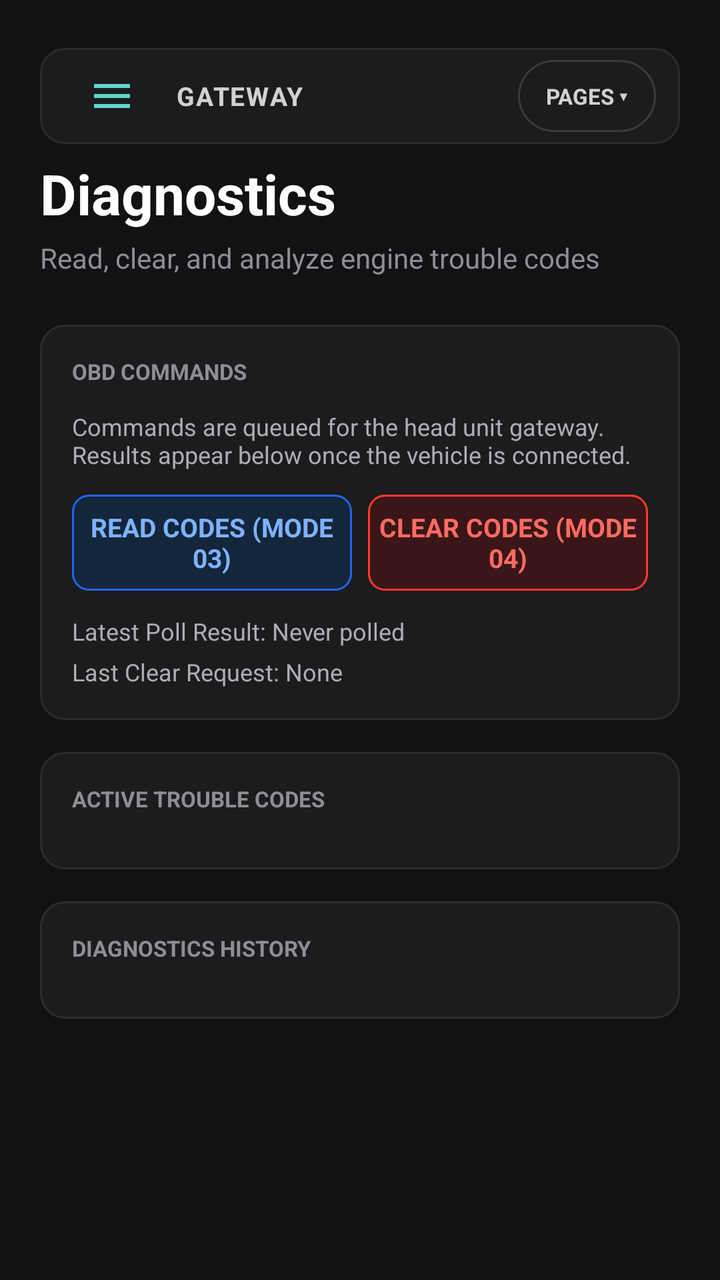
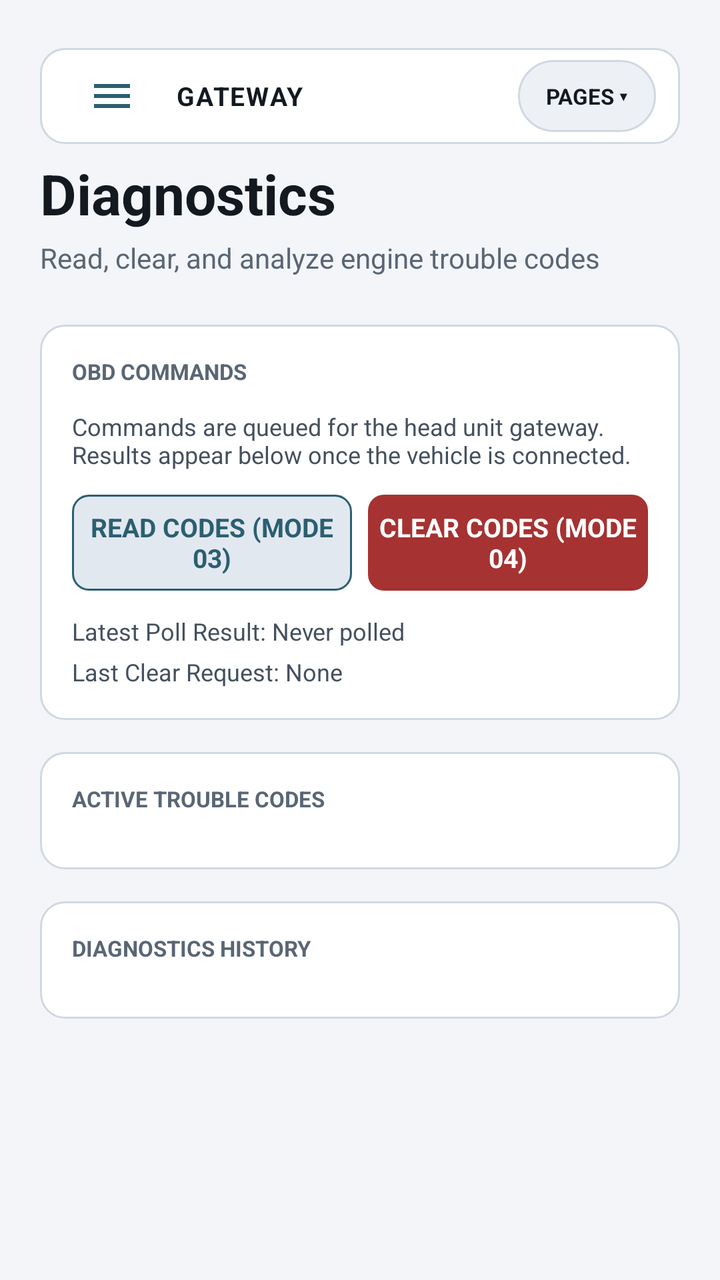

Two renders of the same Android screen: before a commit and after it. Below are the layout's source before the change and the commit's diff.
<!-- AndroidManifest.xml: application theme Theme.OBDGateway -->
<!-- res/layout/activity_diagnostics.xml -->
<?xml version="1.0" encoding="utf-8"?>
<ScrollView xmlns:android="http://schemas.android.com/apk/res/android"
    android:layout_width="match_parent"
    android:layout_height="match_parent"
    android:fillViewport="true">

    <LinearLayout
        android:layout_width="match_parent"
        android:layout_height="wrap_content"
        android:orientation="vertical"
        android:padding="20dp">

        <include layout="@layout/view_nav_bar" />

        <TextView
            android:layout_width="wrap_content"
            android:layout_height="wrap_content"
            android:text="Diagnostics"
            android:textColor="@color/text_primary"
            android:textSize="28sp"
            android:textStyle="bold"
            android:layout_marginBottom="4dp" />

        <TextView
            android:layout_width="wrap_content"
            android:layout_height="wrap_content"
            android:text="Read, clear, and analyze engine trouble codes"
            android:textColor="@color/text_muted"
            android:textSize="14sp"
            android:layout_marginBottom="24dp" />

        
        <LinearLayout
            android:layout_width="match_parent"
            android:layout_height="wrap_content"
            android:orientation="vertical"
            android:background="@drawable/card_bg"
            android:padding="16dp"
            android:layout_marginBottom="16dp">

            <TextView
                android:layout_width="wrap_content"
                android:layout_height="wrap_content"
                android:text="OBD COMMANDS"
                android:textColor="@color/text_muted"
                android:textSize="11sp"
                android:textStyle="bold"
                android:layout_marginBottom="12dp" />

            <TextView
                android:layout_width="wrap_content"
                android:layout_height="wrap_content"
                android:text="Commands are queued for the head unit gateway. Results appear below once the vehicle is connected."
                android:textColor="@color/text_secondary"
                android:textSize="12sp"
                android:layout_marginBottom="12dp" />

            <LinearLayout
                android:layout_width="match_parent"
                android:layout_height="wrap_content"
                android:orientation="horizontal">

                <TextView
                    android:id="@+id/btnReadDtc"
                    android:layout_width="0dp"
                    android:layout_height="48dp"
                    android:layout_weight="1"
                    android:layout_marginEnd="8dp"
                    android:gravity="center"
                    android:text="READ CODES (MODE 03)"
                    android:textColor="#7EB3FF"
                    android:textSize="13sp"
                    android:textStyle="bold"
                    android:background="@drawable/btn_diag_read_bg"
                    android:clickable="true"
                    android:focusable="true" />

                <TextView
                    android:id="@+id/btnClearDtc"
                    android:layout_width="0dp"
                    android:layout_height="48dp"
                    android:layout_weight="1"
                    android:gravity="center"
                    android:text="CLEAR CODES (MODE 04)"
                    android:textColor="#FF6B62"
                    android:textSize="13sp"
                    android:textStyle="bold"
                    android:background="@drawable/btn_diag_clear_bg"
                    android:clickable="true"
                    android:focusable="true" />
            </LinearLayout>

            <TextView
                android:id="@+id/tvLatestPoll"
                android:layout_width="match_parent"
                android:layout_height="wrap_content"
                android:text="Latest Poll Result: Never polled"
                android:textColor="@color/text_secondary"
                android:textSize="12sp"
                android:layout_marginTop="12dp" />

            <TextView
                android:id="@+id/tvLastClear"
                android:layout_width="match_parent"
                android:layout_height="wrap_content"
                android:text="Last Clear Request: None"
                android:textColor="@color/text_secondary"
                android:textSize="12sp"
                android:layout_marginTop="4dp" />
        </LinearLayout>

        
        <LinearLayout
            android:layout_width="match_parent"
            android:layout_height="wrap_content"
            android:orientation="vertical"
            android:background="@drawable/card_bg"
            android:padding="16dp"
            android:layout_marginBottom="16dp">

            <TextView
                android:layout_width="wrap_content"
                android:layout_height="wrap_content"
                android:text="ACTIVE TROUBLE CODES"
                android:textColor="@color/text_muted"
                android:textSize="11sp"
                android:textStyle="bold"
                android:layout_marginBottom="12dp" />

            <LinearLayout
                android:id="@+id/dtcListContainer"
                android:layout_width="match_parent"
                android:layout_height="wrap_content"
                android:orientation="vertical" />
        </LinearLayout>

        
        <LinearLayout
            android:layout_width="match_parent"
            android:layout_height="wrap_content"
            android:orientation="vertical"
            android:background="@drawable/card_bg"
            android:padding="16dp">

            <TextView
                android:layout_width="wrap_content"
                android:layout_height="wrap_content"
                android:text="DIAGNOSTICS HISTORY"
                android:textColor="@color/text_muted"
                android:textSize="11sp"
                android:textStyle="bold"
                android:layout_marginBottom="12dp" />

            <LinearLayout
                android:id="@+id/historyContainer"
                android:layout_width="match_parent"
                android:layout_height="wrap_content"
                android:orientation="vertical" />
        </LinearLayout>
    </LinearLayout>
</ScrollView>
<!-- res/layout/view_nav_bar.xml (included above) -->
<?xml version="1.0" encoding="utf-8"?>
<LinearLayout xmlns:android="http://schemas.android.com/apk/res/android"
    xmlns:tools="http://schemas.android.com/tools"
    android:layout_width="match_parent"
    android:layout_height="wrap_content"
    android:orientation="vertical"
    android:layout_marginTop="4dp"
    android:layout_marginBottom="6dp">

    
    <LinearLayout
        android:id="@+id/navHeaderBar"
        android:layout_width="match_parent"
        android:layout_height="48dp"
        android:orientation="horizontal"
        android:gravity="center_vertical"
        android:background="@drawable/card_bg"
        android:paddingHorizontal="12dp">

        <ImageButton
            android:id="@+id/btnNavMenu"
            android:layout_width="48dp"
            android:layout_height="48dp"
            android:background="?attr/selectableItemBackgroundBorderless"
            android:src="@drawable/ic_menu"
            android:tint="@color/accent_cyan"
            android:contentDescription="@string/cd_nav_menu" />

        <TextView
            android:id="@+id/tvNavCurrentTitle"
            android:layout_width="0dp"
            android:layout_height="wrap_content"
            android:layout_weight="1"
            android:layout_marginStart="8dp"
            android:text="GATEWAY"
            android:textColor="#CCFFFFFF"
            android:textSize="13sp"
            android:textStyle="bold"
            android:letterSpacing="0.05" />

        <TextView
            android:id="@+id/btnToggleNavPills"
            android:layout_width="wrap_content"
            android:layout_height="36dp"
            android:minWidth="56dp"
            android:paddingHorizontal="14dp"
            android:gravity="center"
            android:background="@drawable/nav_pill_inactive"
            android:text="PAGES ▾"
            android:textColor="#CCFFFFFF"
            android:textSize="11sp"
            android:textStyle="bold"
            android:clickable="true"
            android:focusable="true" />
    </LinearLayout>

    
    <HorizontalScrollView
        android:id="@+id/navPillsScroll"
        android:layout_width="match_parent"
        android:layout_height="wrap_content"
        android:scrollbars="none"
        android:visibility="gone"
        android:layout_marginTop="6dp"
        tools:ignore="UseCompoundDrawables">

        <LinearLayout
            android:id="@+id/navPillsContainer"
            android:layout_width="wrap_content"
            android:layout_height="wrap_content"
            android:orientation="horizontal">

            <TextView
                android:id="@+id/navGateway"
                android:layout_width="wrap_content"
                android:layout_height="44dp"
                android:minWidth="56dp"
                android:gravity="center"
                android:paddingHorizontal="12dp"
                android:layout_marginEnd="6dp"
                android:text="GATEWAY"
                android:textSize="11.5sp"
                android:textStyle="bold"
                android:letterSpacing="0.03"
                android:textColor="#CCFFFFFF"
                android:background="@drawable/nav_pill_inactive"
                android:clickable="true"
                android:focusable="true" />

            <TextView
                android:id="@+id/navDiagnostics"
                android:layout_width="wrap_content"
                android:layout_height="44dp"
                android:minWidth="56dp"
                android:gravity="center"
                android:paddingHorizontal="12dp"
                android:layout_marginEnd="6dp"
                android:text="DIAG"
                android:textSize="11.5sp"
                android:textStyle="bold"
                android:letterSpacing="0.03"
                android:textColor="#CCFFFFFF"
                android:background="@drawable/nav_pill_inactive"
                android:clickable="true"
                android:focusable="true" />

            <TextView
                android:id="@+id/navTrips"
                android:layout_width="wrap_content"
                android:layout_height="44dp"
                android:minWidth="56dp"
                android:gravity="center"
                android:paddingHorizontal="12dp"
                android:layout_marginEnd="6dp"
                android:text="TRIPS"
                android:textSize="11.5sp"
                android:textStyle="bold"
                android:letterSpacing="0.03"
                android:textColor="#CCFFFFFF"
                android:background="@drawable/nav_pill_inactive"
                android:clickable="true"
                android:focusable="true" />

            <TextView
                android:id="@+id/navFuel"
                android:layout_width="wrap_content"
                android:layout_height="44dp"
                android:minWidth="56dp"
                android:gravity="center"
                android:paddingHorizontal="12dp"
                android:layout_marginEnd="6dp"
                android:text="FUEL"
                android:textSize="11.5sp"
                android:textStyle="bold"
                android:letterSpacing="0.03"
                android:textColor="#CCFFFFFF"
                android:background="@drawable/nav_pill_inactive"
                android:clickable="true"
                android:focusable="true" />

            <TextView
                android:id="@+id/navPerf"
                android:layout_width="wrap_content"
                android:layout_height="44dp"
                android:minWidth="56dp"
                android:gravity="center"
                android:paddingHorizontal="12dp"
                android:layout_marginEnd="6dp"
                android:text="PERF"
                android:textSize="11.5sp"
                android:textStyle="bold"
                android:letterSpacing="0.03"
                android:textColor="#CCFFFFFF"
                android:background="@drawable/nav_pill_inactive"
                android:clickable="true"
                android:focusable="true" />

            <TextView
                android:id="@+id/navMaint"
                android:layout_width="wrap_content"
                android:layout_height="44dp"
                android:minWidth="56dp"
                android:gravity="center"
                android:paddingHorizontal="12dp"
                android:text="MAINT"
                android:textSize="11.5sp"
                android:textStyle="bold"
                android:letterSpacing="0.03"
                android:textColor="#CCFFFFFF"
                android:background="@drawable/nav_pill_inactive"
                android:clickable="true"
                android:focusable="true" />
        </LinearLayout>
    </HorizontalScrollView>
</LinearLayout>
<!-- resources referenced by this layout -->
<resources>
  <color name="accent_cyan">#FF5ED7D0</color>
  <color name="text_muted">#FF8E8E93</color>
  <color name="text_primary">#FFFFFFFF</color>
  <color name="text_secondary">#FFAEAEB2</color>
  <!-- drawable btn_diag_clear_bg (drawable) -->
  <?xml version="1.0" encoding="utf-8"?>
  <shape xmlns:android="http://schemas.android.com/apk/res/android">
      <solid android:color="#3A1618" />
      <corners android:radius="8dp" />
      <stroke android:width="1dp" android:color="#FF3B30" />
  </shape>
  <!-- drawable btn_diag_read_bg (drawable) -->
  <?xml version="1.0" encoding="utf-8"?>
  <shape xmlns:android="http://schemas.android.com/apk/res/android">
      <solid android:color="#14263B" />
      <corners android:radius="8dp" />
      <stroke android:width="1dp" android:color="#2563EB" />
  </shape>
  <!-- drawable card_bg (drawable) -->
  <?xml version="1.0" encoding="utf-8"?>
  <shape xmlns:android="http://schemas.android.com/apk/res/android">
      <solid android:color="#1C1C1E" />
      <corners android:radius="12dp" />
      <stroke android:width="1dp" android:color="#2C2C2E" />
  </shape>
  <!-- drawable ic_menu (drawable) -->
  <vector xmlns:android="http://schemas.android.com/apk/res/android"
      android:width="24dp"
      android:height="24dp"
      android:viewportWidth="24"
      android:viewportHeight="24">
    <path
        android:fillColor="#FFFFFFFF"
        android:pathData="M3,18h18v-2L3,16v2zM3,13h18v-2L3,11v2zM3,6v2h18L21,6L3,6z"/>
  </vector>
  <!-- drawable nav_pill_inactive (drawable) -->
  <?xml version="1.0" encoding="utf-8"?>
  <shape xmlns:android="http://schemas.android.com/apk/res/android">
      <solid android:color="#1C1C1E" />
      <corners android:radius="18dp" />
      <stroke android:width="1dp" android:color="#3A3A3C" />
  </shape>
  <string name="cd_nav_menu">Navigation Menu</string>
  <style name="Theme.OBDGateway" parent="Theme.AppCompat.NoActionBar">
          <item name="android:windowBackground">@color/background</item>
          <item name="android:colorBackground">@color/background</item>
          <item name="colorPrimary">@color/accent_blue</item>
          <item name="colorPrimaryDark">@color/background</item>
          <item name="colorAccent">@color/accent_green</item>
          <item name="android:textColorHint">@color/text_muted</item>
      </style>
  <color name="background">#FF121214</color>
  <color name="accent_blue">#FF2563EB</color>
  <color name="accent_green">#FF34C759</color>
</resources>

<!-- the commit's change to res/layout/activity_diagnostics.xml (unified diff, before → after) -->
@@ -68,7 +68,7 @@
                     android:layout_marginEnd="8dp"
                     android:gravity="center"
                     android:text="READ CODES (MODE 03)"
-                    android:textColor="#7EB3FF"
+                    android:textColor="@color/btn_secondary_text"
                     android:textSize="13sp"
                     android:textStyle="bold"
                     android:background="@drawable/btn_diag_read_bg"
@@ -82,7 +82,7 @@
                     android:layout_weight="1"
                     android:gravity="center"
                     android:text="CLEAR CODES (MODE 04)"
-                    android:textColor="#FF6B62"
+                    android:textColor="@color/danger_button_text"
                     android:textSize="13sp"
                     android:textStyle="bold"
                     android:background="@drawable/btn_diag_clear_bg"
@@ -195,7 +195,7 @@
             android:layout_weight="1"
             android:layout_marginStart="8dp"
             android:text="GATEWAY"
-            android:textColor="#CCFFFFFF"
+            android:textColor="@color/text_primary"
             android:textSize="13sp"
             android:textStyle="bold"
             android:letterSpacing="0.05" />
@@ -209,7 +209,7 @@
             android:gravity="center"
             android:background="@drawable/nav_pill_inactive"
             android:text="PAGES ▾"
-            android:textColor="#CCFFFFFF"
+            android:textColor="@color/text_primary"
             android:textSize="11sp"
             android:textStyle="bold"
             android:clickable="true"
@@ -244,7 +244,7 @@
                 android:textSize="11.5sp"
                 android:textStyle="bold"
                 android:letterSpacing="0.03"
-                android:textColor="#CCFFFFFF"
+                android:textColor="@color/text_primary"
                 android:background="@drawable/nav_pill_inactive"
                 android:clickable="true"
                 android:focusable="true" />
@@ -261,7 +261,7 @@
                 android:textSize="11.5sp"
                 android:textStyle="bold"
                 android:letterSpacing="0.03"
-                android:textColor="#CCFFFFFF"
+                android:textColor="@color/text_primary"
                 android:background="@drawable/nav_pill_inactive"
                 android:clickable="true"
                 android:focusable="true" />
@@ -278,7 +278,7 @@
                 android:textSize="11.5sp"
                 android:textStyle="bold"
                 android:letterSpacing="0.03"
-                android:textColor="#CCFFFFFF"
+                android:textColor="@color/text_primary"
                 android:background="@drawable/nav_pill_inactive"
                 android:clickable="true"
                 android:focusable="true" />
@@ -295,7 +295,7 @@
                 android:textSize="11.5sp"
                 android:textStyle="bold"
                 android:letterSpacing="0.03"
-                android:textColor="#CCFFFFFF"
+                android:textColor="@color/text_primary"
                 android:background="@drawable/nav_pill_inactive"
                 android:clickable="true"
                 android:focusable="true" />
@@ -312,7 +312,7 @@
                 android:textSize="11.5sp"
                 android:textStyle="bold"
                 android:letterSpacing="0.03"
-                android:textColor="#CCFFFFFF"
+                android:textColor="@color/text_primary"
                 android:background="@drawable/nav_pill_inactive"
                 android:clickable="true"
                 android:focusable="true" />
@@ -328,7 +328,7 @@
                 android:textSize="11.5sp"
                 android:textStyle="bold"
                 android:letterSpacing="0.03"
-                android:textColor="#CCFFFFFF"
+                android:textColor="@color/text_primary"
                 android:background="@drawable/nav_pill_inactive"
                 android:clickable="true"
                 android:focusable="true" />
<!-- resource entries referenced after the edit -->
@@ -1,29 +1,30 @@
 <!-- resources referenced by this layout -->
 <resources>
-  <color name="accent_cyan">#FF5ED7D0</color>
-  <color name="text_muted">#FF8E8E93</color>
-  <color name="text_primary">#FFFFFFFF</color>
-  <color name="text_secondary">#FFAEAEB2</color>
+  <color name="accent_cyan">#2B5F70</color>
+  <color name="btn_secondary_text">#2B5F70</color>
+  <color name="danger_button_text">#FFFFFF</color>
+  <color name="text_muted">#5A6675</color>
+  <color name="text_primary">#141920</color>
+  <color name="text_secondary">#45505E</color>
   <!-- drawable btn_diag_clear_bg (drawable) -->
   <?xml version="1.0" encoding="utf-8"?>
   <shape xmlns:android="http://schemas.android.com/apk/res/android">
-      <solid android:color="#3A1618" />
+      <solid android:color="@color/danger_button_bg" />
       <corners android:radius="8dp" />
-      <stroke android:width="1dp" android:color="#FF3B30" />
   </shape>
   <!-- drawable btn_diag_read_bg (drawable) -->
   <?xml version="1.0" encoding="utf-8"?>
   <shape xmlns:android="http://schemas.android.com/apk/res/android">
-      <solid android:color="#14263B" />
+      <solid android:color="@color/btn_secondary_bg" />
       <corners android:radius="8dp" />
-      <stroke android:width="1dp" android:color="#2563EB" />
+      <stroke android:width="1dp" android:color="@color/border_focus" />
   </shape>
   <!-- drawable card_bg (drawable) -->
   <?xml version="1.0" encoding="utf-8"?>
   <shape xmlns:android="http://schemas.android.com/apk/res/android">
-      <solid android:color="#1C1C1E" />
+      <solid android:color="@color/card" />
       <corners android:radius="12dp" />
-      <stroke android:width="1dp" android:color="#2C2C2E" />
+      <stroke android:width="1dp" android:color="@color/border_subtle" />
   </shape>
   <!-- drawable ic_menu (drawable) -->
   <vector xmlns:android="http://schemas.android.com/apk/res/android"
@@ -32,27 +33,41 @@
       android:viewportWidth="24"
       android:viewportHeight="24">
     <path
-        android:fillColor="#FFFFFFFF"
+        android:fillColor="@color/text_primary"
         android:pathData="M3,18h18v-2L3,16v2zM3,13h18v-2L3,11v2zM3,6v2h18L21,6L3,6z"/>
   </vector>
   <!-- drawable nav_pill_inactive (drawable) -->
   <?xml version="1.0" encoding="utf-8"?>
   <shape xmlns:android="http://schemas.android.com/apk/res/android">
-      <solid android:color="#1C1C1E" />
+      <solid android:color="@color/nav_pill_inactive_bg" />
       <corners android:radius="18dp" />
-      <stroke android:width="1dp" android:color="#3A3A3C" />
+      <stroke android:width="1dp" android:color="@color/border_subtle" />
   </shape>
   <string name="cd_nav_menu">Navigation Menu</string>
-  <style name="Theme.OBDGateway" parent="Theme.AppCompat.NoActionBar">
+  <style name="Theme.OBDGateway" parent="Theme.OBDApp" />
+  <color name="danger_button_bg">#A63232</color>
+  <color name="btn_secondary_bg">#E2E8F0</color>
+  <color name="border_focus">#2B5F70</color>
+  <color name="card">#FFFFFF</color>
+  <color name="border_subtle">#D0D8E2</color>
+  <color name="nav_pill_inactive_bg">#EDF1F5</color>
+  <style name="Theme.OBDApp" parent="Theme.OBDApp.Base" />
+  <style name="Theme.OBDApp.Base" parent="Theme.AppCompat.DayNight.NoActionBar">
           <item name="android:windowBackground">@color/background</item>
           <item name="android:colorBackground">@color/background</item>
-          <item name="colorPrimary">@color/accent_blue</item>
-          <item name="colorPrimaryDark">@color/background</item>
-          <item name="colorAccent">@color/accent_green</item>
+          <item name="android:statusBarColor">@color/header_bg</item>
+          <item name="android:navigationBarColor">@color/navigation_bar_color</item>
+          <item name="android:windowLightStatusBar">@bool/system_bar_dark_icons</item>
+          <item name="colorPrimary">@color/btn_primary_bg</item>
+          <item name="colorPrimaryDark">@color/header_bg</item>
+          <item name="colorAccent">@color/accent_cyan</item>
+          <item name="android:textColorPrimary">@color/text_primary</item>
+          <item name="android:textColorSecondary">@color/text_secondary</item>
           <item name="android:textColorHint">@color/text_muted</item>
       </style>
-  <color name="background">#FF121214</color>
-  <color name="accent_blue">#FF2563EB</color>
-  <color name="accent_green">#FF34C759</color>
+  <color name="background">#F3F5F8</color>
+  <color name="header_bg">#FFFFFF</color>
+  <color name="navigation_bar_color">#0F1318</color>
+  <color name="btn_primary_bg">#2B5F70</color>
 </resources>
 
